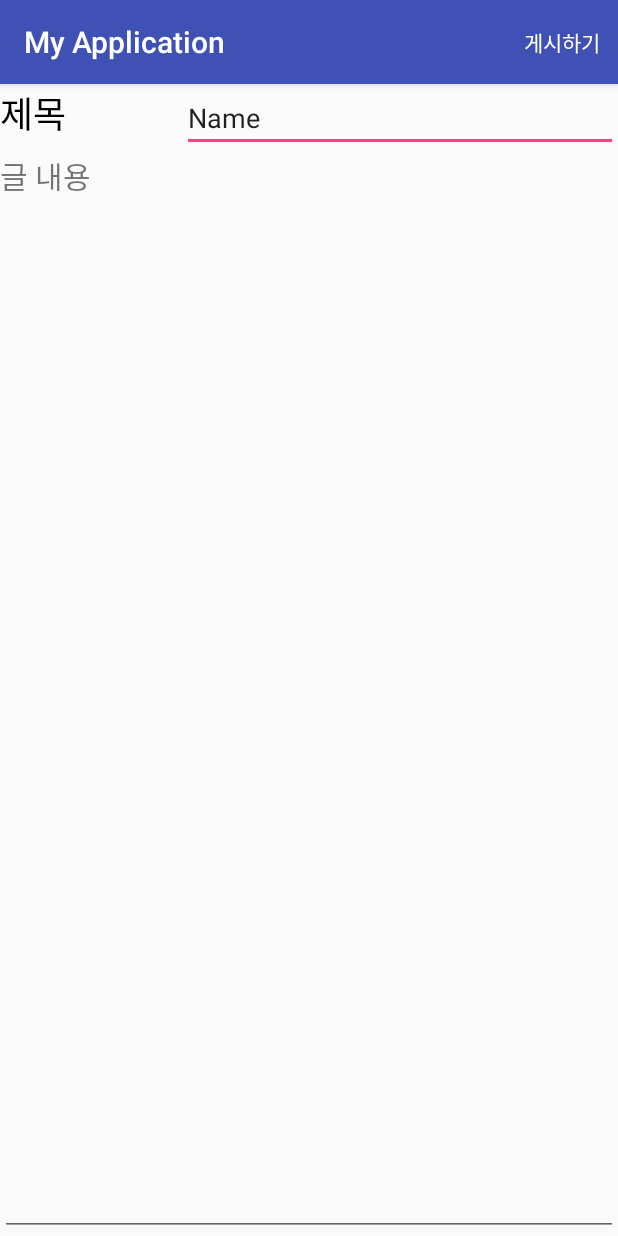
After one commit to ehd6481/Pjt_SW, an Android app: the PostWrite screen opened directly, with no data from a screen before it, on a phone screen of 412 x 824 dp. The commit adds this screen. Run offline under Robolectric (Android 15) with nearby library versions, the phone set to English and light mode, and no system bars.

Commit message:
글쓰기 완료

```diff
--- a/app/src/main/java/kr/ac/gnu/yg398/myapplication/ItemView.java
+++ b/app/src/main/java/kr/ac/gnu/yg398/myapplication/ItemView.java
@@ -3,8 +3,6 @@ package kr.ac.gnu.yg398.myapplication;
 import android.os.AsyncTask;
 import android.os.Bundle;
 import android.support.v7.app.AppCompatActivity;
-import android.widget.ListAdapter;
-import android.widget.SimpleAdapter;
 import android.widget.TextView;
 
 import org.json.JSONArray;
@@ -14,8 +12,6 @@ import java.io.BufferedReader;
 import java.io.InputStreamReader;
 import java.net.HttpURLConnection;
 import java.net.URL;
-import java.nio.Buffer;
-import java.text.ParseException;
 import java.text.SimpleDateFormat;
 import java.util.ArrayList;
 import java.util.Date;
@@ -86,7 +82,7 @@ public class ItemView extends AppCompatActivity{
         GetDataJson g = new GetDataJson();
         g.execute(url);
     }
-    protected  void showList()
+    protected void showList()
     {
         String sub=null;
         String nick=null;
--- a/app/src/main/res/layout/board_list_item.xml
+++ b/app/src/main/res/layout/board_list_item.xml
@@ -6,7 +6,7 @@
 
     <LinearLayout
         android:layout_width="383dp"
-        android:layout_height="511dp"
+        android:layout_height="45dp"
         android:orientation="vertical"
         tools:layout_editor_absoluteX="1dp"
         tools:layout_editor_absoluteY="0dp">
--- /dev/null
+++ b/app/src/main/res/layout/post_write.xml
@@ -0,0 +1,81 @@
+<?xml version="1.0" encoding="utf-8"?>
+<android.support.constraint.ConstraintLayout
+    xmlns:android="http://schemas.android.com/apk/res/android"
+    xmlns:tools="http://schemas.android.com/tools"
+    android:layout_width="match_parent"
+    android:layout_height="match_parent"
+    xmlns:app="http://schemas.android.com/apk/res-auto">
+
+    <LinearLayout
+        android:layout_width="match_parent"
+        android:layout_height="match_parent"
+        android:orientation="vertical"
+        tools:layout_editor_absoluteX="0dp"
+        tools:layout_editor_absoluteY="0dp">
+
+        <android.support.v7.widget.Toolbar
+            android:id="@+id/my_toolbar"
+            android:layout_width="match_parent"
+            android:layout_height="?attr/actionBarSize"
+            android:background="?attr/colorPrimary"
+            android:elevation="4dp"
+            android:theme="@style/ThemeOverlay.AppCompat.ActionBar"
+            app:popupTheme="@style/ThemeOverlay.AppCompat.Light"
+            app:theme="@style/ThemeOverlay.AppCompat.Dark.ActionBar" />
+
+        <LinearLayout
+            android:layout_width="match_parent"
+            android:layout_height="match_parent"
+            android:layout_weight="1"
+            android:orientation="vertical">
+
+            <LinearLayout
+                android:layout_width="match_parent"
+                android:layout_height="wrap_content"
+                android:orientation="horizontal">
+
+                <TextView
+                    android:id="@+id/textView5"
+                    android:layout_width="wrap_content"
+                    android:layout_height="46dp"
+                    android:layout_weight="1"
+                    android:text="제목"
+                    android:textColor="#000000"
+                    android:textSize="24sp" />
+
+                <EditText
+                    android:id="@+id/editTextSubject"
+                    android:layout_width="wrap_content"
+                    android:layout_height="wrap_content"
+                    android:layout_weight="1"
+                    android:ems="10"
+                    android:inputType="textPersonName"
+                    android:text="Name" />
+
+            </LinearLayout>
+
+            <LinearLayout
+                android:layout_width="match_parent"
+                android:layout_height="match_parent"
+                android:layout_weight="1"
+                android:orientation="vertical">
+
+                <TextView
+                    android:id="@+id/textView6"
+                    android:layout_width="match_parent"
+                    android:layout_height="wrap_content"
+                    android:text="글 내용"
+                    android:textSize="20sp" />
+
+                <EditText
+                    android:id="@+id/editTextContents"
+                    android:layout_width="match_parent"
+                    android:layout_height="match_parent"
+                    android:ems="10"
+                    android:inputType="textMultiLine" />
+
+            </LinearLayout>
+        </LinearLayout>
+
+    </LinearLayout>
+</android.support.constraint.ConstraintLayout>
--- /dev/null
+++ b/app/src/main/res/menu/post_write_menu.xml
@@ -0,0 +1,10 @@
+<?xml version="1.0" encoding="utf-8"?>
+<menu xmlns:android="http://schemas.android.com/apk/res/android"
+    xmlns:app="http://schemas.android.com/apk/res-auto">
+
+    <item
+        android:id="@+id/newPost"
+        android:title="게시하기"
+        app:showAsAction="always" />
+
+</menu>
--- a/app/src/main/res/values/styles.xml
+++ b/app/src/main/res/values/styles.xml
@@ -1,7 +1,7 @@
 <resources>
 
     <!-- Base application theme. -->
-    <style name="AppTheme" parent="Theme.AppCompat.Light.DarkActionBar">
+    <style name="AppTheme" parent="Theme.AppCompat.Light.NoActionBar">
         <!-- Customize your theme here. -->
         <item name="colorPrimary">@color/colorPrimary</item>
         <item name="colorPrimaryDark">@color/colorPrimaryDark</item>
```
Also changed, not shown: app/src/main/AndroidManifest.xml (+6 -1 lines), app/src/main/java/kr/ac/gnu/yg398/myapplication/MainActivity.java (+7 -5 lines), app/src/main/java/kr/ac/gnu/yg398/myapplication/PostWrite.java (added, +142 -0 lines), app/src/main/java/kr/ac/gnu/yg398/myapplication/boardList.java (+24 -3 lines), app/src/main/res/layout/activity_main.xml (+10 -0 lines), app/src/main/res/layout/board_list.xml (+8 -4 lines), app/src/main/res/menu/menu.xml (added, +9 -0 lines).
